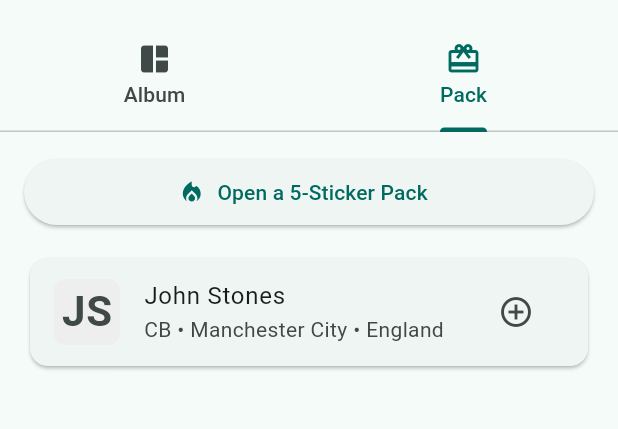
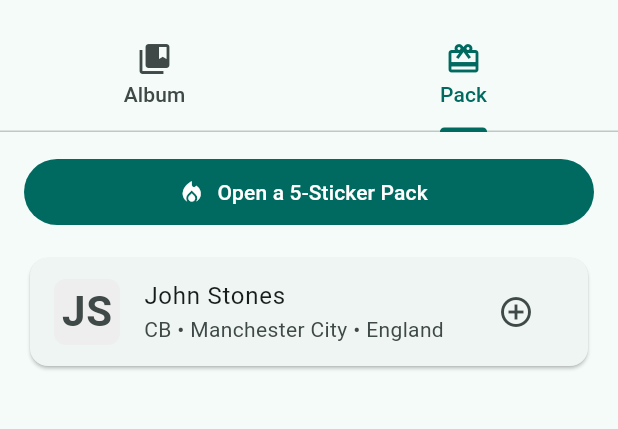
Before and after one commit to steviegsb-ctrl/Sticker-book-, a Flutter app: the screen it shows after launch, tab 2 chosen, after a tap on "Open a 5-Sticker Pack", on a phone screen of 412 x 824 dp, the part 63-492 px from its top. Run offline on Flutter 3.47's test engine with Material 3 defaults, Android fonts, the phone set to English and light mode, and no system bars; our stand-ins replace shared_preferences; network calls fail.

Commit message:
Update main.dart

```diff
--- a/lib/main.dart
+++ b/lib/main.dart
@@ -1,4 +1,5 @@
 import 'dart:math';
+import 'dart:convert';
 import 'package:flutter/material.dart';
 import 'package:flutter/services.dart' show rootBundle;
 import 'package:shared_preferences/shared_preferences.dart';
@@ -8,165 +9,445 @@
 
 class StickerBookApp extends StatelessWidget {
   const StickerBookApp({super.key});
+
   @override
   Widget build(BuildContext context) {
     return MaterialApp(
       title: 'Sticker Book x Futbin',
-      theme: ThemeData(colorScheme: ColorScheme.fromSeed(seedColor: Colors.teal), useMaterial3: true),
+      debugShowCheckedModeBanner: false,
+      theme: ThemeData(
+        colorScheme: ColorScheme.fromSeed(seedColor: Colors.teal),
+        useMaterial3: true,
+      ),
       home: const StickerHome(),
     );
   }
 }
 
+/* ----------------------------- Data models ------------------------------ */
+
 class Player {
   final String id, name, pos, club, nation, futbinUrl, artUrl;
-  Player({required this.id, required this.name, required this.pos, required this.club, required this.nation, required this.futbinUrl, required this.artUrl});
-  static Player fromCsv(List<String> h, List<String> r) {
-    String g(String k){ final i=h.indexOf(k); return (i>=0 && i<r.length)? r[i].trim():''; }
-    final name=g('name'); final club=g('club'); final pos=g('position');
+  const Player({
+    required this.id,
+    required this.name,
+    required this.pos,
+    required this.club,
+    required this.nation,
+    required this.futbinUrl,
+    required this.artUrl,
+  });
+
+  static Player fromCsv(List<String> headers, List<String> row) {
+    String get(String key) {
+      final i = headers.indexOf(key);
+      if (i < 0 || i >= row.length) return '';
+      return row[i].trim();
+    }
+
+    final name = get('name');
+    final pos = get('position');
+    final club = get('club');
+
     return Player(
       id: '${name.toLowerCase()}|${club.toLowerCase()}|${pos.toLowerCase()}',
-      name: name, pos: pos, club: club, nation: g('nation'),
-      futbinUrl: g('futbinUrl'), artUrl: g('stickerArtUrl'),
+      name: name,
+      pos: pos,
+      club: club,
+      nation: get('nation'),
+      futbinUrl: get('futbinUrl'),
+      artUrl: get('stickerArtUrl'),
     );
   }
 }
 
-class StickerHome extends StatefulWidget { const StickerHome({super.key}); @override State<StickerHome> createState()=>_StickerHomeState(); }
+/* ------------------------------- Home UI -------------------------------- */
+
+class StickerHome extends StatefulWidget {
+  const StickerHome({super.key});
+  @override
+  State<StickerHome> createState() => _StickerHomeState();
+}
+
 class _StickerHomeState extends State<StickerHome> {
-  List<Player> players=[]; Set<String> collected={}; String q=''; bool loading=true; final rng=Random(); List<Player> lastPack=[];
-  @override void initState(){ super.initState(); _init(); }
-  Future<void> _init() async { await _loadPlayers(); await _loadCollected(); setState(()=>loading=false); }
+  final rng = Random();
+  bool loading = true;
+  String query = '';
+  List<Player> players = [];
+  List<Player> lastPack = [];
+  Set<String> collected = {};
+
+  @override
+  void initState() {
+    super.initState();
+    _init();
+  }
+
+  Future<void> _init() async {
+    await _loadPlayers();
+    await _loadCollection();
+    setState(() => loading = false);
+  }
 
   Future<void> _loadPlayers() async {
-    final csv = await rootBundle.loadString('assets/players.csv');
-    final lines = csv.split('\n').where((l)=>l.trim().isNotEmpty).toList();
-    if(lines.isEmpty) return;
-    final headers = lines.first.split(',').map((s)=>s.trim()).toList();
-    players = lines.skip(1).map((l)=>l.split(',')).map((r)=>Player.fromCsv(headers, r)).where((p)=>p.name.isNotEmpty).toList();
+    final raw = await rootBundle.loadString('assets/players.csv');
+    final lines = const LineSplitter()
+        .convert(raw)
+        .where((l) => l.trim().isNotEmpty)
+        .toList();
+
+    if (lines.isEmpty) return;
+
+    final headers =
+        lines.first.split(',').map((e) => e.trim()).toList(); // CSV headers
+    players = lines
+        .skip(1)
+        .map((l) => l.split(','))
+        .map((row) => Player.fromCsv(headers, row))
+        .where((p) => p.name.isNotEmpty)
+        .toList();
   }
 
-  Future<void> _loadCollected() async { final p=await SharedPreferences.getInstance(); collected=p.getStringList('collectionIds')?.toSet()??{}; }
-  Future<void> _toggle(String id) async { final p=await SharedPreferences.getInstance(); setState(()=> collected.contains(id)? collected.remove(id): collected.add(id)); await p.setStringList('collectionIds', collected.toList()); }
+  Future<void> _loadCollection() async {
+    final sp = await SharedPreferences.getInstance();
+    collected = (sp.getStringList('collectionIds') ?? []).toSet();
+  }
+
+  Future<void> _toggleCollected(String id) async {
+    final sp = await SharedPreferences.getInstance();
+    setState(() {
+      if (collected.contains(id)) {
+        collected.remove(id);
+      } else {
+        collected.add(id);
+      }
+    });
+    await sp.setStringList('collectionIds', collected.toList());
+  }
 
   List<Player> get filtered {
-    if(q.trim().isEmpty) return players;
-    final s=q.toLowerCase();
-    return players.where((p)=> p.name.toLowerCase().contains(s)||p.club.toLowerCase().contains(s)||p.nation.toLowerCase().contains(s)||p.pos.toLowerCase().contains(s)).toList();
+    if (query.trim().isEmpty) return players;
+    final s = query.toLowerCase();
+    return players.where((p) {
+      return p.name.toLowerCase().contains(s) ||
+          p.club.toLowerCase().contains(s) ||
+          p.nation.toLowerCase().contains(s) ||
+          p.pos.toLowerCase().contains(s);
+    }).toList();
   }
 
-  void openPack(){ if(players.isEmpty) return; final pool=[...players]..shuffle(rng); lastPack = pool.take(5).toList(); setState((){}); }
-  Future<void> _openFutbin(String url) async { if(url.isEmpty) return; final u=Uri.parse(url); if(await canLaunchUrl(u)) await launchUrl(u, mode: LaunchMode.externalApplication); }
+  void openPack() {
+    if (players.isEmpty) return;
+    final pool = [...players]..shuffle(rng);
+    lastPack = pool.take(5).toList();
+    setState(() {});
+  }
+
+  Future<void> _openFutbin(String url) async {
+    if (url.isEmpty) return;
+    final uri = Uri.parse(url);
+    if (await canLaunchUrl(uri)) {
+      await launchUrl(uri, mode: LaunchMode.externalApplication);
+    }
+  }
 
   @override
-  Widget build(BuildContext context){
-    if(loading) return const Scaffold(body: Center(child:CircularProgressIndicator()));
-    final total=players.length, have=collected.length.clamp(0, total);
+  Widget build(BuildContext context) {
+    if (loading) {
+      return const Scaffold(
+        body: Center(child: CircularProgressIndicator()),
+      );
+    }
+
+    final total = players.length;
+    final have = collected.length.clamp(0, total);
+
     return DefaultTabController(
       length: 2,
       child: Scaffold(
         appBar: AppBar(
           title: Text('Sticker Book  •  $have/$total'),
-          bottom: const TabBar(tabs:[Tab(text:'Album',icon:Icon(Icons.auto_awesome_mosaic)), Tab(text:'Pack',icon:Icon(Icons.card_giftcard))]),
+          bottom: const TabBar(
+            tabs: [
+              Tab(text: 'Album', icon: Icon(Icons.collections_bookmark)),
+              Tab(text: 'Pack', icon: Icon(Icons.card_giftcard)),
+            ],
           ),
-        body: TabBarView(children:[_album(), _packs()]),
+        ),
+        body: TabBarView(children: [
+          _albumView(),
+          _packView(),
+        ]),
       ),
     );
   }
 
-  Widget _album(){
-    final items=filtered;
-    return Column(children:[
-      Padding(padding: const EdgeInsets.all(12), child: TextField(
-        decoration: InputDecoration(prefixIcon: const Icon(Icons.search), hintText:'Search name, club, nation, position…', border: OutlineInputBorder(borderRadius: BorderRadius.circular(16))),
-        onChanged: (v)=>setState(()=>q=v),
-      )),
-      Expanded(child: GridView.builder(
+  /* ------------------------------- Album -------------------------------- */
+
+  Widget _albumView() {
+    final items = filtered;
+
+    return Column(
+      children: [
+        Padding(
           padding: const EdgeInsets.all(12),
-        gridDelegate: const SliverGridDelegateWithFixedCrossAxisCount(crossAxisCount: 3, mainAxisSpacing: 12, crossAxisSpacing: 12, childAspectRatio: .75),
+          child: TextField(
+            decoration: InputDecoration(
+              hintText: 'Search name, club, nation, position…',
+              prefixIcon: const Icon(Icons.search),
+              border:
+                  OutlineInputBorder(borderRadius: BorderRadius.circular(16)),
+            ),
+            onChanged: (v) => setState(() => query = v),
+          ),
+        ),
+        Expanded(
+          child: GridView.builder(
+            padding: const EdgeInsets.all(12),
+            gridDelegate: const SliverGridDelegateWithFixedCrossAxisCount(
+              crossAxisCount: 3,
+              mainAxisSpacing: 12,
+              crossAxisSpacing: 12,
+              childAspectRatio: .75,
+            ),
             itemCount: items.length,
-        itemBuilder: (_,i){
-          final p=items[i]; final have=collected.contains(p.id);
+            itemBuilder: (_, i) {
+              final p = items[i];
+              final have = collected.contains(p.id);
+
               return InkWell(
-            onTap: ()=>Navigator.of(context).push(MaterialPageRoute(builder: (_)=>_Detail(player:p, have:have, onToggle:()=>_toggle(p.id), onFutbin: p.futbinUrl.isNotEmpty? ()=>_openFutbin(p.futbinUrl): null))).then((_)=>setState((){})),
-            child: Container(decoration: BoxDecoration(borderRadius: BorderRadius.circular(16), border: Border.all(color: Colors.black12), color: Colors.white, boxShadow: const [BoxShadow(blurRadius:4,color:Color(0x11000000))]),
-              child: Column(crossAxisAlignment: CrossAxisAlignment.stretch, children:[
-                Expanded(child: ClipRRect(borderRadius: const BorderRadius.vertical(top: Radius.circular(16)),
-                  child: Stack(fit: StackFit.expand, children:[
-                    _ImageOrInitials(url:p.artUrl,label:p.name),
-                    if(!have) Container(color: Colors.white.withOpacity(.6)),
-                  ]),
-                )),
-                Padding(padding: const EdgeInsets.all(8), child: Column(crossAxisAlignment: CrossAxisAlignment.start, children:[
-                  Text(p.name, maxLines:1, overflow:TextOverflow.ellipsis, style: const TextStyle(fontWeight: FontWeight.w600)),
-                  const SizedBox(height:4),
-                  Text('${p.pos} • ${p.club}', maxLines:1, overflow:TextOverflow.ellipsis, style: const TextStyle(fontSize:12,color:Colors.black54)),
-                ])),
-              ]),
+                onTap: () => Navigator.of(context)
+                    .push(MaterialPageRoute(
+                      builder: (_) => _DetailScreen(
+                        player: p,
+                        have: have,
+                        onToggle: () => _toggleCollected(p.id),
+                        onFutbin: p.futbinUrl.isEmpty
+                            ? null
+                            : () => _openFutbin(p.futbinUrl),
+                      ),
+                    ))
+                    .then((_) => setState(() {})),
+                child: Container(
+                  decoration: BoxDecoration(
+                    color: Colors.white,
+                    border: Border.all(color: Colors.black12),
+                    borderRadius: BorderRadius.circular(16),
+                    boxShadow: const [
+                      BoxShadow(blurRadius: 4, color: Color(0x11000000))
+                    ],
+                  ),
+                  child: Column(
+                    crossAxisAlignment: CrossAxisAlignment.stretch,
+                    children: [
+                      Expanded(
+                        child: ClipRRect(
+                          borderRadius:
+                              const BorderRadius.vertical(top: Radius.circular(16)),
+                          child: Stack(
+                            fit: StackFit.expand,
+                            children: [
+                              _ImageOrInitials(url: p.artUrl, label: p.name),
+                              if (!have) Container(color: Colors.white.withOpacity(.6)),
+                            ],
+                          ),
+                        ),
+                      ),
+                      Padding(
+                        padding: const EdgeInsets.all(8),
+                        child: Column(
+                          crossAxisAlignment: CrossAxisAlignment.start,
+                          children: [
+                            Text(p.name,
+                                maxLines: 1,
+                                overflow: TextOverflow.ellipsis,
+                                style: const TextStyle(
+                                    fontWeight: FontWeight.w600)),
+                            const SizedBox(height: 4),
+                            Text('${p.pos} • ${p.club}',
+                                maxLines: 1,
+                                overflow: TextOverflow.ellipsis,
+                                style: const TextStyle(
+                                    fontSize: 12, color: Colors.black54)),
+                          ],
+                        ),
+                      ),
+                    ],
+                  ),
                 ),
               );
             },
-      )),
-    ]);
+          ),
+        ),
+      ],
+    );
   }
 
-  Widget _packs(){
-    return Padding(padding: const EdgeInsets.all(16), child: Column(crossAxisAlignment: CrossAxisAlignment.stretch, children:[
-      ElevatedButton.icon(onPressed: openPack, icon: const Icon(Icons.local_fire_department), label: const Padding(padding: EdgeInsets.symmetric(vertical:12), child: Text('Open a 5-Sticker Pack'))),
-      const SizedBox(height:16),
-      if(lastPack.isEmpty) const Center(child: Text('No pack opened yet. Tap the button above.')) else
-      Expanded(child: ListView.builder(itemCount:lastPack.length, itemBuilder: (_,i){
-        final p=lastPack[i]; final have=collected.contains(p.id);
-        return Card(child: ListTile(
-          leading: _Avatar(url:p.artUrl,label:p.name),
+  /* -------------------------------- Pack -------------------------------- */
+
+  Widget _packView() {
+    return Padding(
+      padding: const EdgeInsets.all(16),
+      child: Column(
+        crossAxisAlignment: CrossAxisAlignment.stretch,
+        children: [
+          FilledButton.icon(
+            onPressed: openPack,
+            icon: const Icon(Icons.local_fire_department),
+            label: const Padding(
+              padding: EdgeInsets.symmetric(vertical: 12),
+              child: Text('Open a 5-Sticker Pack'),
+            ),
+          ),
+          const SizedBox(height: 16),
+          if (lastPack.isEmpty)
+            const Expanded(
+              child: Center(
+                child: Text('No pack yet. Tap the button above!'),
+              ),
+            )
+          else
+            Expanded(
+              child: ListView.builder(
+                itemCount: lastPack.length,
+                itemBuilder: (_, i) {
+                  final p = lastPack[i];
+                  final have = collected.contains(p.id);
+                  return Card(
+                    child: ListTile(
+                      leading: _Avatar(url: p.artUrl, label: p.name),
                       title: Text(p.name),
                       subtitle: Text('${p.pos} • ${p.club} • ${p.nation}'),
-          trailing: IconButton(icon: Icon(have? Icons.check_circle: Icons.add_circle_outline), onPressed: ()=>_toggle(p.id)),
-        ));
-      })),
-    ]));
+                      trailing: IconButton(
+                        icon: Icon(
+                            have ? Icons.check_circle : Icons.add_circle_outline),
+                        onPressed: () => _toggleCollected(p.id),
+                      ),
+                      onTap: p.futbinUrl.isEmpty
+                          ? null
+                          : () => _openFutbin(p.futbinUrl),
+                    ),
+                  );
+                },
+              ),
+            ),
+        ],
+      ),
+    );
   }
 }
 
-class _Detail extends StatelessWidget{
-  final Player player; final bool have; final VoidCallback onToggle; final VoidCallback? onFutbin;
-  const _Detail({required this.player, required this.have, required this.onToggle, required this.onFutbin});
-  @override Widget build(BuildContext context){
-    return Scaffold(appBar: AppBar(title: Text(player.name)), body: ListView(padding: const EdgeInsets.all(16), children:[
-      AspectRatio(aspectRatio:1, child: ClipRRect(borderRadius: BorderRadius.circular(20), child:_ImageOrInitials(url:player.artUrl,label:player.name))),
-      const SizedBox(height:16),
-      Text('${player.pos} • ${player.club} • ${player.nation}', style: Theme.of(context).textTheme.titleMedium),
-      const SizedBox(height:16),
-      FilledButton.icon(onPressed:onToggle, icon: Icon(have? Icons.check: Icons.add), label: Text(have? 'In your collection':'Add to collection')),
-      const SizedBox(height:12),
-      OutlinedButton.icon(onPressed:onFutbin, icon: const Icon(Icons.open_in_new), label: const Text('View on Futbin')),
-      if(player.futbinUrl.isEmpty) const Padding(
-        padding: EdgeInsets.only(top:8), child: Text('Tip: add a Futbin link in players.csv to enable this.', style: TextStyle(color: Colors.black54)),
+/* ---------------------------- Detail screen ----------------------------- */
+
+class _DetailScreen extends StatelessWidget {
+  final Player player;
+  final bool have;
+  final VoidCallback onToggle;
+  final VoidCallback? onFutbin;
+
+  const _DetailScreen({
+    required this.player,
+    required this.have,
+    required this.onToggle,
+    required this.onFutbin,
+  });
+
+  @override
+  Widget build(BuildContext context) {
+    return Scaffold(
+      appBar: AppBar(title: Text(player.name)),
+      body: ListView(
+        padding: const EdgeInsets.all(16),
+        children: [
+          AspectRatio(
+            aspectRatio: 1,
+            child: ClipRRect(
+              borderRadius: BorderRadius.circular(20),
+              child: _ImageOrInitials(url: player.artUrl, label: player.name),
             ),
-    ]));
+          ),
+          const SizedBox(height: 16),
+          Text('${player.pos} • ${player.club} • ${player.nation}',
+              style: Theme.of(context).textTheme.titleMedium),
+          const SizedBox(height: 16),
+          FilledButton.icon(
+            onPressed: onToggle,
+            icon: Icon(have ? Icons.check : Icons.add),
+            label: Text(have ? 'In your collection' : 'Add to collection'),
+          ),
+          const SizedBox(height: 12),
+          OutlinedButton.icon(
+            onPressed: onFutbin,
+            icon: const Icon(Icons.open_in_new),
+            label: const Text('View on Futbin'),
+          ),
+          if (player.futbinUrl.isEmpty)
+            const Padding(
+              padding: EdgeInsets.only(top: 8),
+              child: Text(
+                'Tip: add a Futbin link in players.csv to enable this.',
+                style: TextStyle(color: Colors.black54),
+              ),
+            ),
+        ],
+      ),
+    );
   }
 }
 
-class _ImageOrInitials extends StatelessWidget{
-  final String url,label; const _ImageOrInitials({required this.url, required this.label});
-  @override Widget build(BuildContext context){
-    if(url.isEmpty) return _Initials(label: label);
-    return Image.network(url, fit: BoxFit.cover, errorBuilder: (_,__,___)=>_Initials(label: label),
-      loadingBuilder: (c,child,p)=> p==null? child: const Center(child:CircularProgressIndicator()));
+/* --------------------------- Image utilities ---------------------------- */
+
+class _ImageOrInitials extends StatelessWidget {
+  final String url, label;
+  const _ImageOrInitials({required this.url, required this.label});
+
+  @override
+  Widget build(BuildContext context) {
+    if (url.isEmpty) return _Initials(label: label);
+    return Image.network(
+      url,
+      fit: BoxFit.cover,
+      errorBuilder: (_, __, ___) => _Initials(label: label),
+      loadingBuilder: (c, child, progress) =>
+          progress == null ? child : const Center(child: CircularProgressIndicator()),
+    );
   }
 }
 
-class _Avatar extends StatelessWidget{
-  final String url,label; const _Avatar({required this.url, required this.label});
-  @override Widget build(BuildContext context){
-    return ClipRRect(borderRadius: BorderRadius.circular(8), child: SizedBox.square(dimension:44, child:_ImageOrInitials(url:url,label:label)));
+class _Avatar extends StatelessWidget {
+  final String url, label;
+  const _Avatar({required this.url, required this.label});
+
+  @override
+  Widget build(BuildContext context) {
+    return ClipRRect(
+      borderRadius: BorderRadius.circular(8),
+      child: SizedBox.square(
+        dimension: 44,
+        child: _ImageOrInitials(url: url, label: label),
+      ),
+    );
   }
 }
 
-class _Initials extends StatelessWidget{
-  final String label; const _Initials({required this.label});
-  @override Widget build(BuildContext context){
-    final initials = label.trim().isEmpty ? 'SB' : label.trim().split(RegExp(r'\s+')).take(2).map((e)=>e[0]).join().toUpperCase();
-    return Container(color: Colors.grey.shade200, child: Center(child: Text(initials, style: const TextStyle(fontSize:28, fontWeight: FontWeight.bold))));
+class _Initials extends StatelessWidget {
+  final String label;
+  const _Initials({required this.label});
+
+  @override
+  Widget build(BuildContext context) {
+    final cleaned = label.trim();
+    final initials = cleaned.isEmpty
+        ? 'SB'
+        : cleaned.split(RegExp(r'\s+')).take(2).map((e) => e[0]).join().toUpperCase();
+    return Container(
+      color: Colors.grey.shade200,
+      child: Center(
+        child: Text(
+          initials,
+          style: const TextStyle(fontSize: 28, fontWeight: FontWeight.bold),
+        ),
+      ),
+    );
   }
 }
```
Lines whose indentation alone changed are shown as unchanged.
